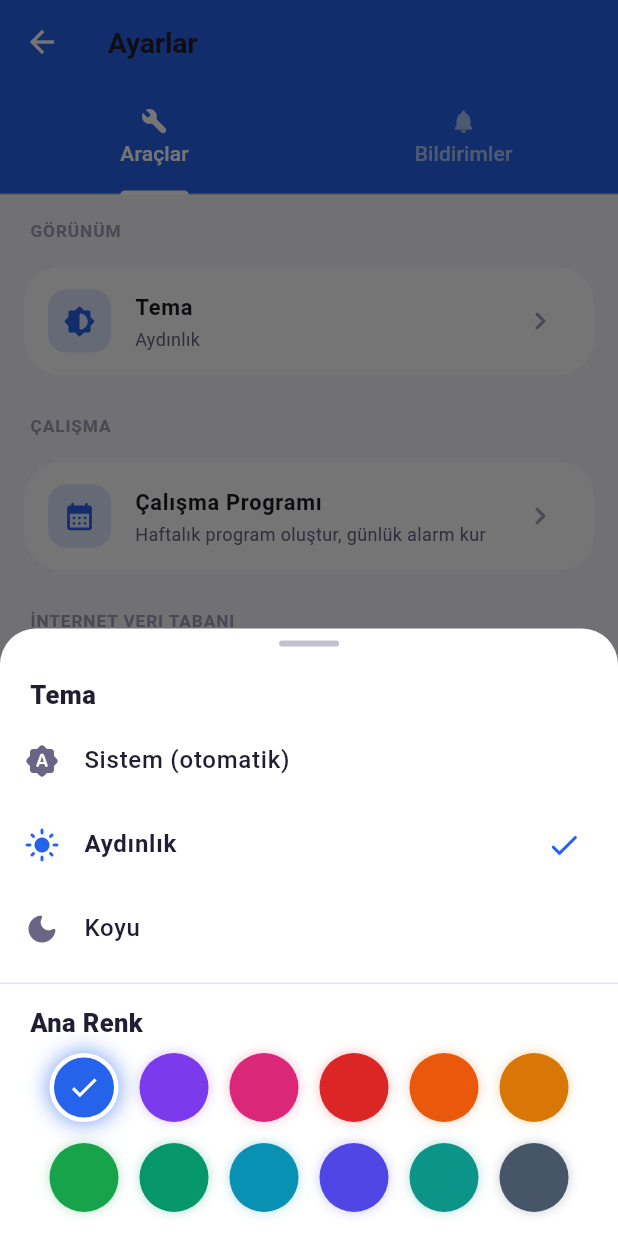
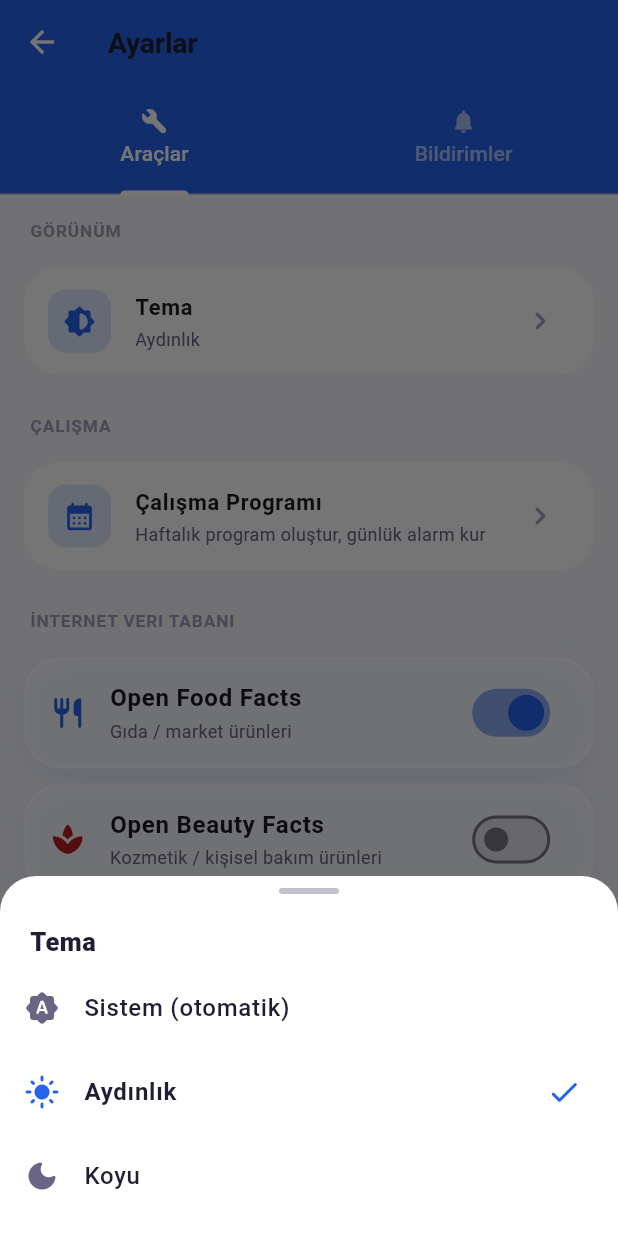
Before and after one commit to sol310698-ui/skt_takip, a Flutter app: the SettingsScreen screen opened directly, after a tap on "Tema", on a phone screen of 412 x 824 dp. Run offline on Flutter 3.47's test engine with Material 3 defaults, Android fonts, the phone set to English and light mode, and no system bars; our stand-ins replace audioplayers, barcode_widget, cached_network_image, camera, file_picker, flutter_animate and 21 more; missing offline and left inert: alarm, excel, google_mlkit_text_recognition, mobile_scanner; accounts and stored records are empty; statements that could not run were skipped.

Commit message:
v77: build fix - renk secimi geri alindi (primary const'a dondu)

```diff
--- a/lib/core/theme/app_theme.dart
+++ b/lib/core/theme/app_theme.dart
@@ -25,23 +25,9 @@ class AppTheme {
   // Kirmizi-Mavi tema: ana renk MAVI (butonlar), vurgu BORDO/KIRMIZI.
   // Durum renkleri (statusSafe/Warning/Critical/Expired) DEGISMEZ; onlar
   // SKT anlamlarini (guvenli/kritik/doldu) tasir.
-  // Ana renk — KULLANICI tarafindan degistirilebilir (ThemePrefs uzerinden).
-  // const DEGIL: setPrimary() ile calisma aninda degisir; tum uygulama
-  // (butonlar, vurgular, secili durumlar) bu renge gore guncellenir.
-  static Color primary = const Color(0xFF2563EB); // canli mavi (varsayilan)
-  static Color primaryLight = const Color(0xFF60A5FA); // acik ton
-  static Color primaryDark = const Color(0xFF1D4ED8);  // koyu ton
-
-  /// Kullanicinin sectigi ana rengi uygular. Acik/koyu tonlari otomatik
-  /// turetilir. ThemeData yeniden kurulmadan once cagrilmali.
-  static void setPrimary(Color color) {
-    primary = color;
-    final hsl = HSLColor.fromColor(color);
-    primaryLight =
-        hsl.withLightness((hsl.lightness + 0.15).clamp(0.0, 1.0)).toColor();
-    primaryDark =
-        hsl.withLightness((hsl.lightness - 0.12).clamp(0.0, 1.0)).toColor();
-  }
+  static const Color primary = Color(0xFF2563EB);      // canli mavi (butonlar)
+  static const Color primaryLight = Color(0xFF60A5FA); // acik mavi
+  static const Color primaryDark = Color(0xFF1D4ED8);  // koyu mavi
   static const Color accent = Color(0xFFB91C1C);        // bordo/kirmizi (vurgu)
   static const Color amber = Color(0xFFFBBF85);         // pastel sicak vurgu
   static const Color coral = Color(0xFFFB9CAE);         // pastel mercan/uyari
--- a/lib/main.dart
+++ b/lib/main.dart
@@ -272,8 +272,6 @@ class _SktTakipAppState extends State<SktTakipApp>
           ThemeMode.system => platformLight,
         };
         AppTheme.applyBrightness(useLight);
-        // Kullanicinin sectigi ana rengi uygula (butonlar, vurgular...).
-        AppTheme.setPrimary(ThemePrefs.instance.primaryColorValue);
 
         return MaterialApp(
           title: AppConstants.appName,
--- a/lib/views/screens/settings_screen.dart
+++ b/lib/views/screens/settings_screen.dart
@@ -328,60 +328,7 @@ class _SettingsScreenState extends ConsumerState<SettingsScreen>
                   'Sistem (otomatik)'),
               option(ThemeMode.light, Icons.light_mode_rounded, 'Aydınlık'),
               option(ThemeMode.dark, Icons.dark_mode_rounded, 'Koyu'),
-              const SizedBox(height: 8),
-              const Divider(height: 1),
-              Padding(
-                padding: const EdgeInsets.fromLTRB(20, 14, 20, 8),
-                child: Align(
-                  alignment: Alignment.centerLeft,
-                  child: Text('Ana Renk',
-                      style: TextStyle(
-                          color: AppTheme.textPrimary,
-                          fontSize: 17,
-                          fontWeight: FontWeight.w800)),
-                ),
-              ),
-              Padding(
-                padding: const EdgeInsets.symmetric(horizontal: 20),
-                child: Wrap(
-                  spacing: 14,
-                  runSpacing: 14,
-                  children: _palette.map((c) {
-                    final selected =
-                        ThemePrefs.instance.primaryColor == c.value;
-                    return GestureDetector(
-                      onTap: () async {
-                        await ThemePrefs.instance.setPrimaryColor(c.value);
-                        if (ctx.mounted) Navigator.pop(ctx);
-                      },
-                      child: Container(
-                        width: 46,
-                        height: 46,
-                        decoration: BoxDecoration(
-                          color: c,
-                          shape: BoxShape.circle,
-                          border: Border.all(
-                            color: selected ? Colors.white : Colors.transparent,
-                            width: 3,
-                          ),
-                          boxShadow: [
-                            BoxShadow(
-                              color: c.withOpacity(selected ? 0.6 : 0.3),
-                              blurRadius: selected ? 12 : 6,
-                              spreadRadius: selected ? 1 : 0,
-                            ),
-                          ],
-                        ),
-                        child: selected
-                            ? const Icon(Icons.check,
-                                color: Colors.white, size: 22)
-                            : null,
-                      ),
-                    );
-                  }).toList(),
-                ),
-              ),
-              const SizedBox(height: 16),
+              const SizedBox(height: 12),
             ],
           ),
         );
```
